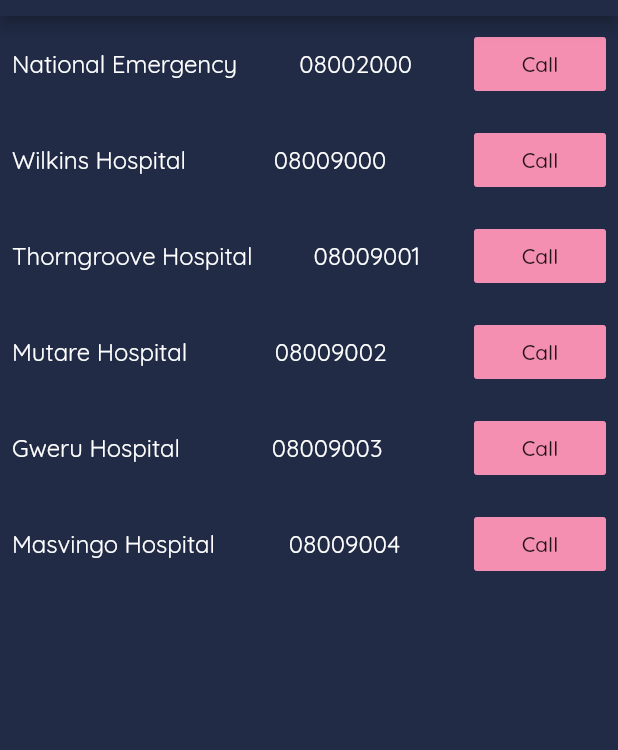
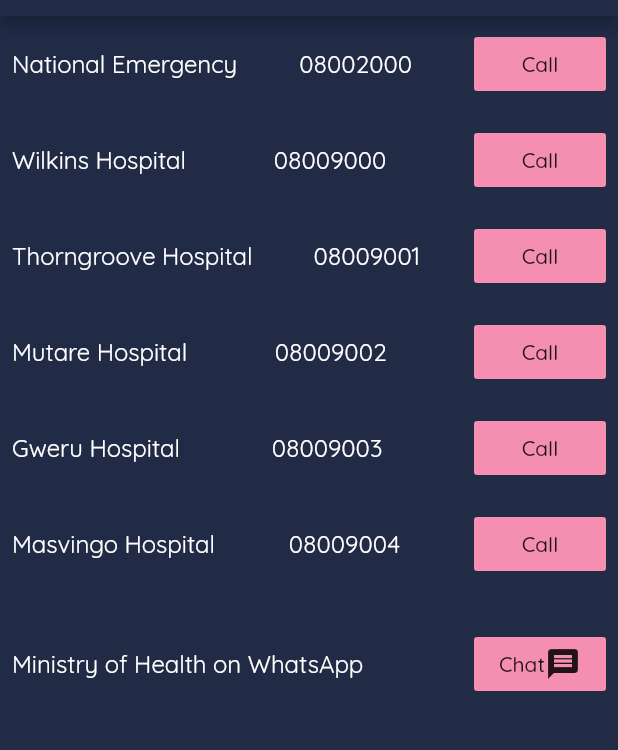
Before and after one commit to flutterdevzim/CoVID-19-Tracker, a Flutter app: the screen it shows after launch, on a phone screen of 412 x 824 dp, the part 68-818 px from its top. Run offline on Flutter 3.47's test engine with Material 2 defaults, Android fonts, the phone set to English and light mode, and no system bars; our stand-ins replace badges, carousel_slider, shimmer, step_progress_indicator; project files that could hold a hidden picture were left out.

Commit message:
Created Hotline Screen for covid numbers

```diff
--- a/lib/ui/hotline_screen.dart
+++ b/lib/ui/hotline_screen.dart
@@ -37,7 +37,12 @@ class HotlineScreen extends StatelessWidget {
               ),
             ),
           ),
-          body: ListView.builder(
+          body: Column(
+            children: <Widget>[
+              Container(
+                height: 400,
+                width: MediaQuery.of(context).size.width,
+                child: ListView.builder(
                     itemBuilder: (context, position) {
                       return Padding(
                         padding: const EdgeInsets.all(8.0),
@@ -69,6 +74,37 @@ class HotlineScreen extends StatelessWidget {
                     },
                     itemCount: hospitalList.length,
                 ),
+              ),
+              Padding(
+                padding: const EdgeInsets.all(8.0),
+                child: Row(
+                  mainAxisAlignment: MainAxisAlignment.spaceBetween,
+                  children: <Widget>[
+                    Text('Ministry of Health on WhatsApp',
+                        style: TextStyle(
+                          fontSize: 16.0,
+                          color: Colors.white,)
+                    ),
+                    FlatButton(
+                      color: Colors.pink[200],
+                      onPressed: () {
+                        // Open dailer to call number
+                        String openWhatsApp = 'https://api.whatsapp.com/send?phone=263714734593';
+                        launch(openWhatsApp);
+                      },
+                      child: Row(
+                        mainAxisAlignment: MainAxisAlignment.spaceBetween,
+                        children: <Widget>[
+                          Text('Chat'),
+                          Icon(Icons.message),
+                        ],
+                      ),
+                    )
+                  ],
+                ),
+              ),
+            ],
+          ),
         )
     );
   }
```
Lines whose indentation alone changed are shown as unchanged.
